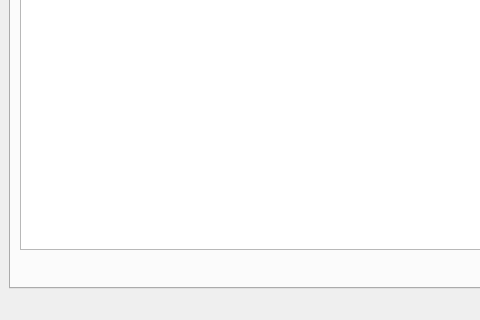
First picture: the form in mainwindow.ui, repository RedChow/QCovidTracker, before the edit; both pictures show x 0 to 480 and y 280 to 600 of the 800 by 600 pixel window.
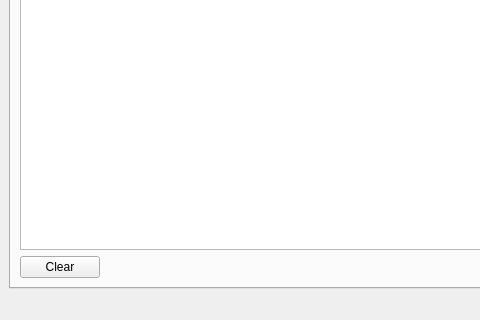
Second picture: the form after the edit. The open tabs and pages were chosen to show the change. Custom widgets are drawn as their Qt base class.

```diff
--- a/mainwindow.ui
+++ b/mainwindow.ui
@@ -172,6 +172,13 @@
         </item>
         <item>
          <layout class="QHBoxLayout" name="horizontalLayout_2">
+          <item>
+           <widget class="QPushButton" name="pushButtonClearLogs">
+            <property name="text">
+             <string>Clear</string>
+            </property>
+           </widget>
+          </item>
           <item>
            <spacer name="horizontalSpacer">
             <property name="orientation">
```
Left out of the diff: 2 changed lines with no effect on the pictures.
